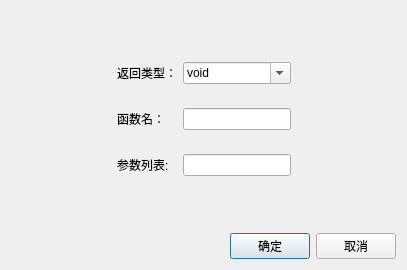
This is cfunctiondialog.ui in thesola/CDesigner as Qt 5 draws it before an edit. The edited form follows.
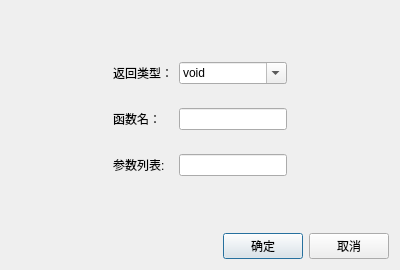
This is the edited form.

The edit to the form file:
```diff
--- a/cfunctiondialog.ui
+++ b/cfunctiondialog.ui
@@ -6,10 +6,16 @@
    <rect>
     <x>0</x>
     <y>0</y>
-    <width>407</width>
+    <width>400</width>
     <height>270</height>
    </rect>
   </property>
+  <property name="sizePolicy">
+   <sizepolicy hsizetype="Fixed" vsizetype="Fixed">
+    <horstretch>0</horstretch>
+    <verstretch>0</verstretch>
+   </sizepolicy>
+  </property>
   <property name="windowTitle">
    <string>函数信息</string>
   </property>
```
